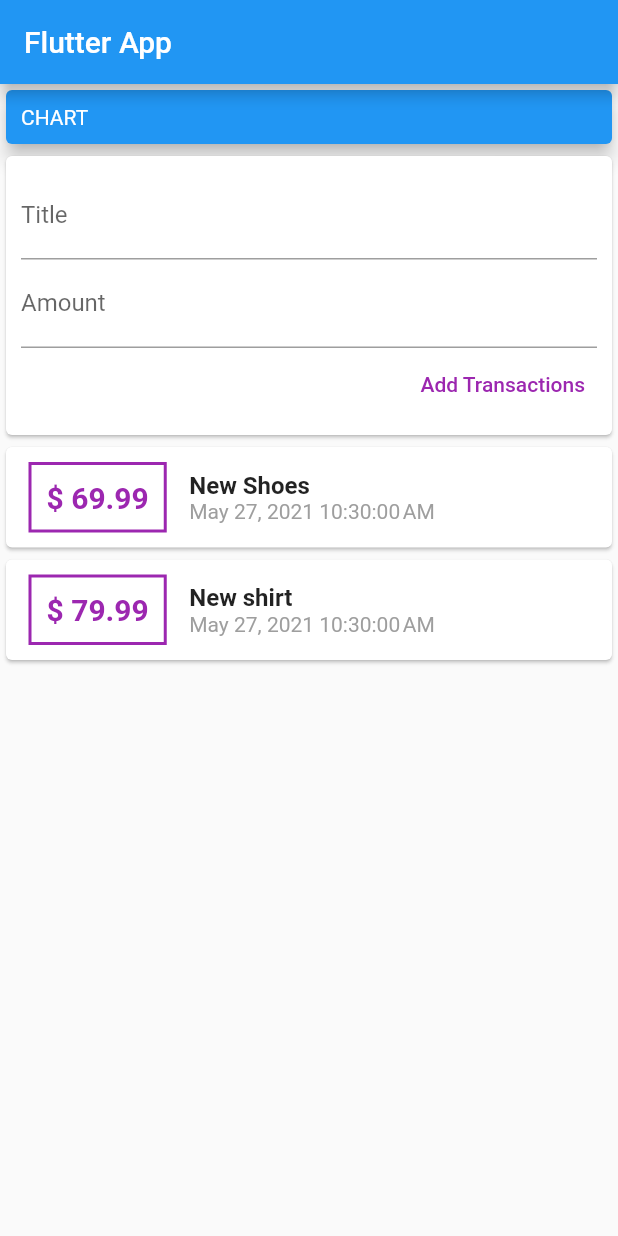
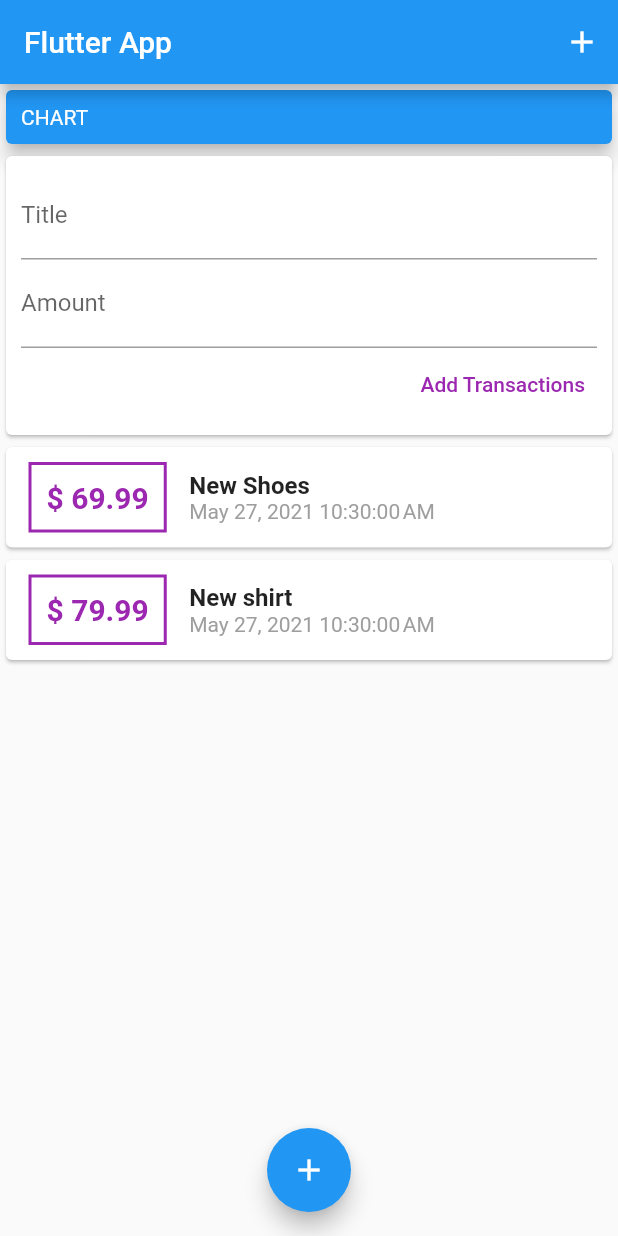
Before and after one commit to sandyprsnl/flutter, a Flutter app: the screen it shows after launch, after a tap on "Add Transactions", on a phone screen of 412 x 824 dp. Run offline on Flutter 3.47's test engine with Material 2 defaults, Android fonts, the light colour scheme and no system bars.

Commit message:
add tuts 27

```diff
--- a/flutter2.0/Expense_planner/lib/main.dart
+++ b/flutter2.0/Expense_planner/lib/main.dart
@@ -1,3 +1,5 @@
+import 'package:expense_planner/widgets/new_transaction.dart';
+
 import './widgets/user_transactions.dart';
 import 'package:flutter/material.dart';
 
@@ -18,11 +20,27 @@ class MyApp extends StatelessWidget {
 }
 
 class MyHomePage extends StatelessWidget {
+  void startNewTransaction(BuildContext ctx) {
+    showModalBottomSheet(
+      context: ctx,
+      builder: (bCtx) {
+        return NewTransaction();
+      },
+    );
+  }
+
   @override
   Widget build(BuildContext context) {
     return Scaffold(
       appBar: AppBar(
         title: Text('Flutter App'),
+        actions: <Widget>[
+          IconButton(
+              onPressed: () {},
+              icon: Icon(
+                Icons.add,
+              ))
+        ],
       ),
       body: SingleChildScrollView(
         child: Column(
@@ -41,8 +59,13 @@ class MyHomePage extends StatelessWidget {
                 ),
                 elevation: 5,
               ),
-              UserTransactions()
+              UserTransactions(),
             ]),
+      ),
+      floatingActionButtonLocation: FloatingActionButtonLocation.centerFloat,
+      floatingActionButton: FloatingActionButton(
+        child: Icon(Icons.add),
+        onPressed: () {},
       ),
     );
   }
--- a/flutter2.0/Expense_planner/lib/widgets/new_transaction.dart
+++ b/flutter2.0/Expense_planner/lib/widgets/new_transaction.dart
@@ -5,6 +5,17 @@ class NewTransaction extends StatelessWidget {
   final titleController = TextEditingController();
   final amountController = TextEditingController();
   NewTransaction({this.addtx});
+
+  void submitedData() {
+    final enteredTitle = titleController.text;
+    final enteredAmount = double.parse(amountController.text);
+
+    if (enteredTitle.isEmpty || enteredAmount <= 0) {
+      return;
+    }
+    addtx(enteredTitle, enteredAmount);
+  }
+
   @override
   Widget build(BuildContext context) {
     return Card(
@@ -16,25 +27,19 @@ class NewTransaction extends StatelessWidget {
           decoration: InputDecoration(
             labelText: 'Title',
           ),
-          // onChanged: (val){
-          //   titleInput= val;
-          // },
           controller: titleController,
+          onSubmitted: (_) => submitedData(),
         ),
         TextField(
           keyboardType: TextInputType.number,
           decoration: InputDecoration(
             labelText: 'Amount',
           ),
-          // onChanged:(val){
-          //   amountInput= val;
-          // } ,
           controller: amountController,
+          onSubmitted: (_) => submitedData(),
         ),
         TextButton(
-          onPressed: () {
-            addtx(titleController.text, double.parse(amountController.text));
-          },
+          onPressed: submitedData,
           child: Text('Add Transactions'),
           style: TextButton.styleFrom(primary: Colors.purple),
         ),
--- a/flutter2.0/Expense_planner/lib/widgets/transaction_list.dart
+++ b/flutter2.0/Expense_planner/lib/widgets/transaction_list.dart
@@ -25,7 +25,7 @@ class TransactionsList extends StatelessWidget {
                   )),
                   padding: EdgeInsets.all(10),
                   child: Text(
-                    '\$ ${transaction[index].amount}',
+                    '\$ ${transaction[index].amount.toStringAsFixed(2)}',
                     style: TextStyle(
                       fontWeight: FontWeight.bold,
                       fontSize: 20,
```
